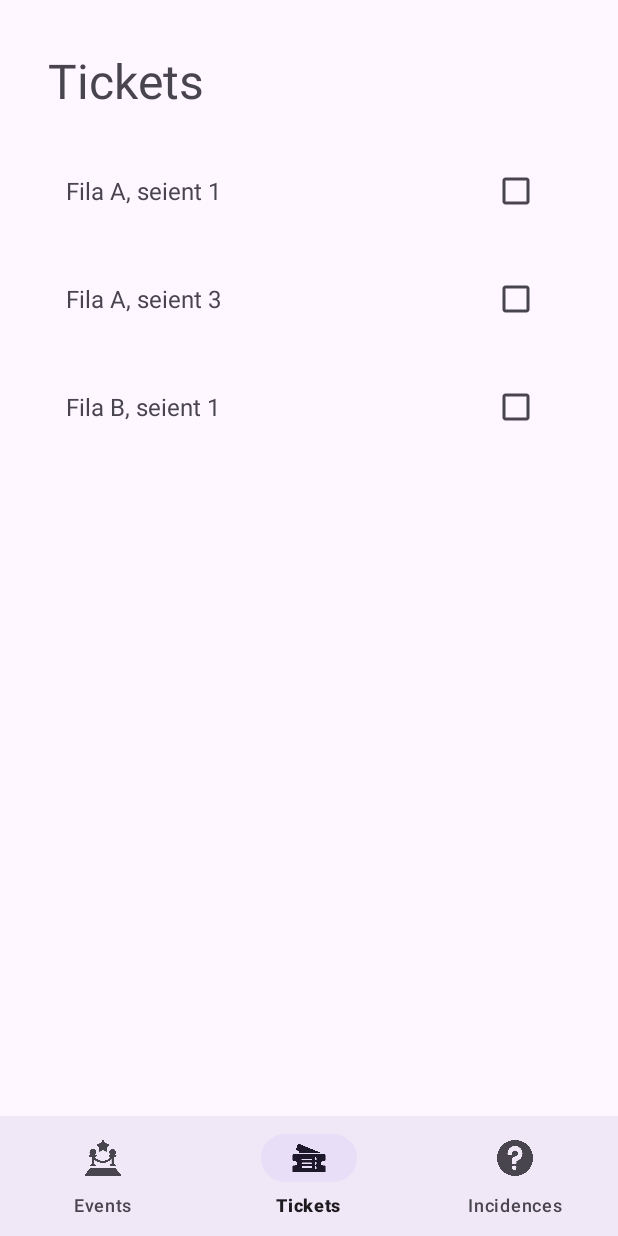
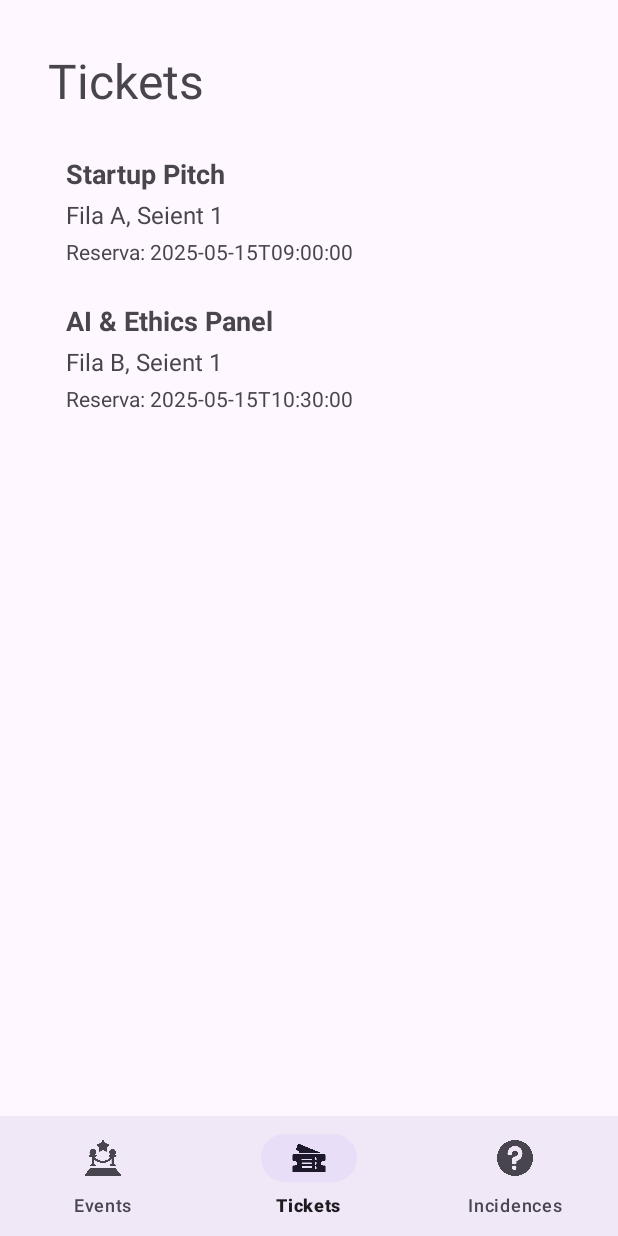
Before and after one commit to Eventolog/android-app, an Android app: the screen it shows after launch (AuthenticatedActivity), item 2 of the bottom bar chosen, on a phone screen of 412 x 824 dp. Run offline under Robolectric (Android 15) with nearby library versions, the phone set to English and light mode, and no system bars.

Commit message:
add viewlist of events

```diff
--- /dev/null
+++ b/app/src/main/java/com/example/eventology/adapters/MyTicketsAdapter.kt
@@ -0,0 +1,42 @@
+package com.example.eventology.adapters
+
+import android.view.LayoutInflater
+import android.view.View
+import android.view.ViewGroup
+import android.widget.TextView
+import androidx.recyclerview.widget.RecyclerView
+import com.example.eventology.R
+import com.example.eventology.data.models.Ticket
+
+class MyTicketsAdapter(
+    private val tickets: List<Ticket>,
+    private val onTicketClicked: (Ticket) -> Unit
+) : RecyclerView.Adapter<MyTicketsAdapter.TicketViewHolder>() {
+
+    inner class TicketViewHolder(view: View) : RecyclerView.ViewHolder(view) {
+        val eventName: TextView = view.findViewById(R.id.ticketEventName)
+        val seatInfo: TextView = view.findViewById(R.id.ticketSeat)
+        val reservationDate: TextView = view.findViewById(R.id.ticketDate)
+
+        init {
+            view.setOnClickListener {
+                onTicketClicked(tickets[adapterPosition])
+            }
+        }
+    }
+
+    override fun onCreateViewHolder(parent: ViewGroup, viewType: Int): TicketViewHolder {
+        val view = LayoutInflater.from(parent.context)
+            .inflate(R.layout.item_ticket, parent, false)
+        return TicketViewHolder(view)
+    }
+
+    override fun getItemCount(): Int = tickets.size
+
+    override fun onBindViewHolder(holder: TicketViewHolder, position: Int) {
+        val ticket = tickets[position]
+        holder.eventName.text = ticket.eventName
+        holder.seatInfo.text = "Fila ${ticket.seatRow}, Seient ${ticket.seatNumber}"
+        holder.reservationDate.text = "Reserva: ${ticket.reservationDate}"
+    }
+}
--- /dev/null
+++ b/app/src/main/java/com/example/eventology/data/models/Ticket.kt
@@ -0,0 +1,10 @@
+package com.example.eventology.data.models
+
+data class Ticket(
+    val id: Int,
+    val eventName: String,
+    val seatRow: String?,
+    val seatNumber: Int?,
+    val reservationDate: String,
+    val status: String
+)
--- a/app/src/main/java/com/example/eventology/data/services/DataServiceInterface.kt
+++ b/app/src/main/java/com/example/eventology/data/services/DataServiceInterface.kt
@@ -3,6 +3,7 @@ package com.example.eventology.data.services
 import android.content.Context
 import com.example.eventology.data.models.Event
 import com.example.eventology.data.models.Seat
+import com.example.eventology.data.models.Ticket
 import com.example.eventology.data.models.User
 
 /**
@@ -85,4 +86,11 @@ interface DataServiceInterface {
      * @return `true` if all bookings succeeded, or `false` if any failed.
      */
     suspend fun bookSeats(eventId: Int, seatIds: List<Int>): Boolean
+
+    /**
+     * Retrieves the list of tickets (reserved seats) for the authenticated user.
+     *
+     * @return A list of tickets, each containing seat, event, and status information.
+     */
+    suspend fun getMyTickets(): List<Ticket>
 }
--- a/app/src/main/java/com/example/eventology/data/services/MockedDataService.kt
+++ b/app/src/main/java/com/example/eventology/data/services/MockedDataService.kt
@@ -1,11 +1,12 @@
 package com.example.eventology.data.services
 
 import android.content.Context
-import com.example.eventology.constants.UserTypes
-import com.example.eventology.data.models.Event
-import com.example.eventology.data.models.User
 import com.example.eventology.R
 import com.example.eventology.data.models.Seat
+import com.example.eventology.data.models.User
+import com.example.eventology.data.models.Event
+import com.example.eventology.data.models.Ticket
+import com.example.eventology.constants.UserTypes
 
 object MockDataService : DataServiceInterface {
     private var user: User? = null
@@ -14,14 +15,14 @@ object MockDataService : DataServiceInterface {
         return this.user
     }
 
-    private fun matchNormalUserCredentials(email: String, password: String): Boolean{
+    private fun matchNormalUserCredentials(email: String, password: String): Boolean {
         val validEmail = "normal@gmail.com"
         val validPassword = "passw0rd"
         val matchNormalUserCredentials = email == validEmail && password == validPassword
         return matchNormalUserCredentials
     }
 
-    private fun matchOrganizerUserCredentials(email: String, password: String): Boolean{
+    private fun matchOrganizerUserCredentials(email: String, password: String): Boolean {
         val validEmail = "organizer@gmail.com"
         val validPassword = "passw0rd"
         val matchNormalUserCredentials = email == validEmail && password == validPassword
@@ -32,29 +33,33 @@ object MockDataService : DataServiceInterface {
         var errorMsg: String? = null
         val matchNormalUser = matchNormalUserCredentials(email, password)
         val matchOrganizerUser = matchOrganizerUserCredentials(email, password)
-        if(matchNormalUser){
+        if (matchNormalUser) {
             this.user = User(
                 name = "Usuario Normal",
                 email = email,
                 type = UserTypes.NORMAL,
                 jwt = ""
             )
-        }else if(matchOrganizerUser){
+        } else if (matchOrganizerUser) {
             this.user = User(
                 name = "Usuario Organizador",
                 email = email,
                 type = UserTypes.ORGANIZER,
                 jwt = ""
             )
-        }
-        else{
+        } else {
             errorMsg = context.getString(R.string.error_invalid_credentials)
         }
 
         return errorMsg
     }
 
-    override suspend fun signup(name: String, email: String, password: String, context: Context): String? {
+    override suspend fun signup(
+        name: String,
+        email: String,
+        password: String,
+        context: Context
+    ): String? {
         var errorMsg: String? = null
 
         // Validate email format using a simple regex
@@ -252,4 +257,27 @@ object MockDataService : DataServiceInterface {
         println("Booking mocked seats for event $eventId: $seatIds")
         return true
     }
+
+    override suspend fun getMyTickets(): List<Ticket> {
+        val events = getAllEvents()
+
+        return listOf(
+            Ticket(
+                id = 1,
+                eventName = events.first { it.id == 1 }.name,
+                seatRow = "A",
+                seatNumber = 1,
+                reservationDate = "2025-05-15T09:00:00",
+                status = "reserved"
+            ),
+            Ticket(
+                id = 2,
+                eventName = events.first { it.id == 2 }.name,
+                seatRow = "B",
+                seatNumber = 1,
+                reservationDate = "2025-05-15T10:30:00",
+                status = "reserved"
+            )
+        )
+    }
 }
--- a/app/src/main/java/com/example/eventology/fragments/TicketsPageFragment.kt
+++ b/app/src/main/java/com/example/eventology/fragments/TicketsPageFragment.kt
@@ -7,6 +7,7 @@ import androidx.lifecycle.lifecycleScope
 import com.example.eventology.data.models.Seat
 import com.example.eventology.adapters.TicketsAdapter
 import androidx.recyclerview.widget.LinearLayoutManager
+import com.example.eventology.adapters.MyTicketsAdapter
 import com.example.eventology.data.services.ApiServiceProvider
 import com.example.eventology.databinding.FragmentPageTicketsBinding
 
@@ -28,23 +29,30 @@ class TicketsPageFragment(private val authenticatedLayoutFragment: Authenticated
     override fun onViewCreated(view: View, savedInstanceState: Bundle?) {
         super.onViewCreated(view, savedInstanceState)
 
-        val currentUser = ApiServiceProvider.getDataService().getUser()
-
-        // Aquí assumim que hi ha un eventId actiu o seleccionat (hardcoded per ara)
-        val eventId = 1
-
         lifecycleScope.launch {
             try {
-                val seats: List<Seat> = ApiServiceProvider.getDataService().getFreeSeats(eventId)
+                val tickets = ApiServiceProvider.getDataService().getMyTickets()
+
+                binding.ticketsRecyclerView.layoutManager = LinearLayoutManager(requireContext())
+                binding.ticketsRecyclerView.adapter = MyTicketsAdapter(tickets) { ticket ->
+                    // Quan cliques un tiquet, mostres els seients per aquell event
+                    showSeatsForEvent(ticket.id)
+                }
+            } catch (e: Exception) {
+                e.printStackTrace()
+            }
+        }
+    }
+
+    private fun showSeatsForEvent(eventId: Int) {
+        lifecycleScope.launch {
+            try {
+                val seats = ApiServiceProvider.getDataService().getFreeSeats(eventId)
 
                 binding.ticketsRecyclerView.layoutManager = LinearLayoutManager(requireContext())
                 binding.ticketsRecyclerView.adapter = TicketsAdapter(seats) { selectedSeats ->
-                    lifecycleScope.launch {
-                        val result = ApiServiceProvider.getDataService().bookSeats(eventId, selectedSeats.map { it.id })
-                        if (result) {
-                            authenticatedLayoutFragment.loadPage(TicketsPageFragment(authenticatedLayoutFragment))
-                        }
-                    }
+                    // Tractament de les butaques seleccionades
+                    println("Seleccionades: $selectedSeats")
                 }
             } catch (e: Exception) {
                 e.printStackTrace()
--- /dev/null
+++ b/app/src/main/res/layout/item_ticket.xml
@@ -0,0 +1,30 @@
+<LinearLayout xmlns:android="http://schemas.android.com/apk/res/android"
+    android:padding="12dp"
+    android:layout_width="match_parent"
+    android:layout_height="wrap_content"
+    android:orientation="vertical">
+
+    <TextView
+        android:id="@+id/ticketEventName"
+        android:text="Nom de l’event"
+        android:textStyle="bold"
+        android:textSize="18sp"
+        android:layout_width="match_parent"
+        android:layout_height="wrap_content" />
+
+    <TextView
+        android:id="@+id/ticketSeat"
+        android:text="Fila A, Seient 3"
+        android:textSize="16sp"
+        android:layout_width="match_parent"
+        android:layout_height="wrap_content"
+        android:paddingTop="4dp"/>
+
+    <TextView
+        android:id="@+id/ticketDate"
+        android:text="Reserva: 2025-05-15"
+        android:textSize="14sp"
+        android:layout_width="match_parent"
+        android:layout_height="wrap_content"
+        android:paddingTop="4dp"/>
+</LinearLayout>
```
Also changed, not shown: app/src/main/java/com/example/eventology/data/services/RealDataService.kt (+40 -0 lines), app/src/main/res/layout/item_seat.xml (+10 -3 lines).
